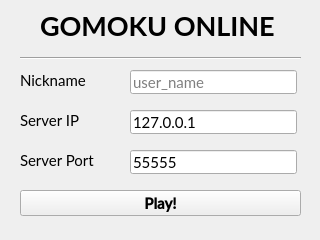
This is client/Gomoku-Online-Client/login.ui in feryandi/Gomoku-Online as Qt 5 draws it before an edit. The edited form follows.
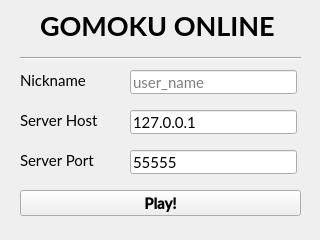
This is the edited form. Icons and pictures are not drawn.

Commit message: annoying close ui bug

The edit to the form file:
```diff
--- a/client/Gomoku-Online-Client/login.ui
+++ b/client/Gomoku-Online-Client/login.ui
@@ -112,7 +112,7 @@
      <rect>
       <x>20</x>
       <y>110</y>
-      <width>61</width>
+      <width>91</width>
       <height>20</height>
      </rect>
     </property>
@@ -123,7 +123,7 @@
      </font>
     </property>
     <property name="text">
-     <string>Server IP</string>
+     <string>Server Host</string>
     </property>
    </widget>
    <widget class="QLabel" name="labelServerPort">
@@ -131,7 +131,7 @@
      <rect>
       <x>20</x>
       <y>150</y>
-      <width>81</width>
+      <width>91</width>
       <height>20</height>
      </rect>
     </property>
```
The commit also changes 5 other files.
